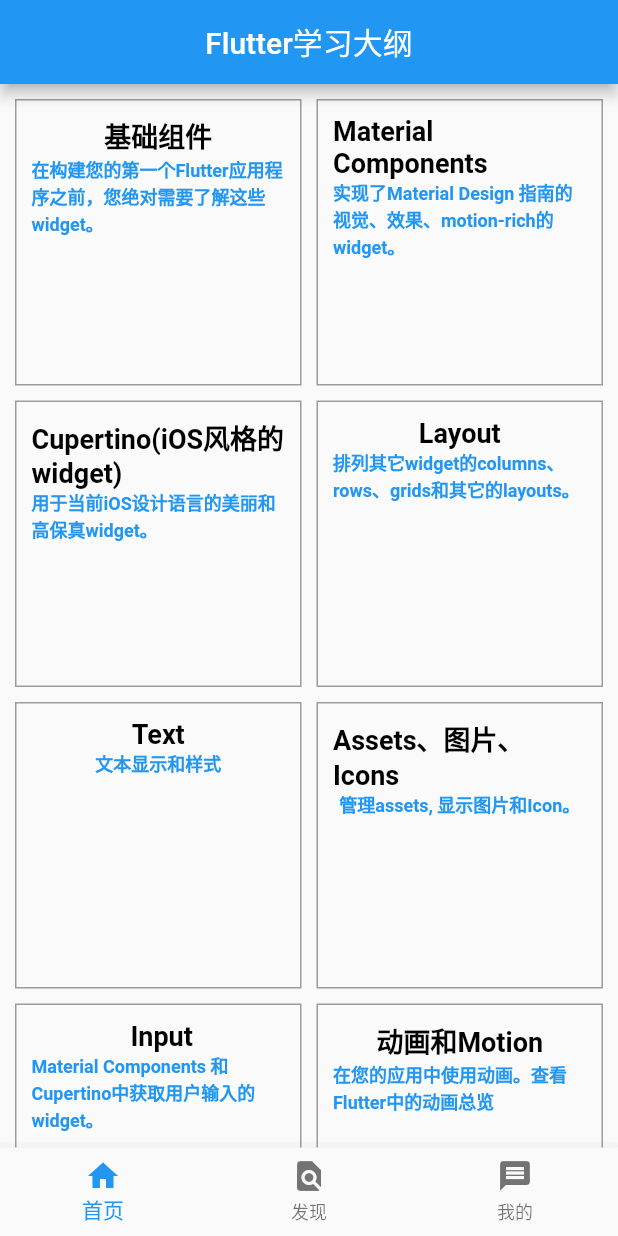
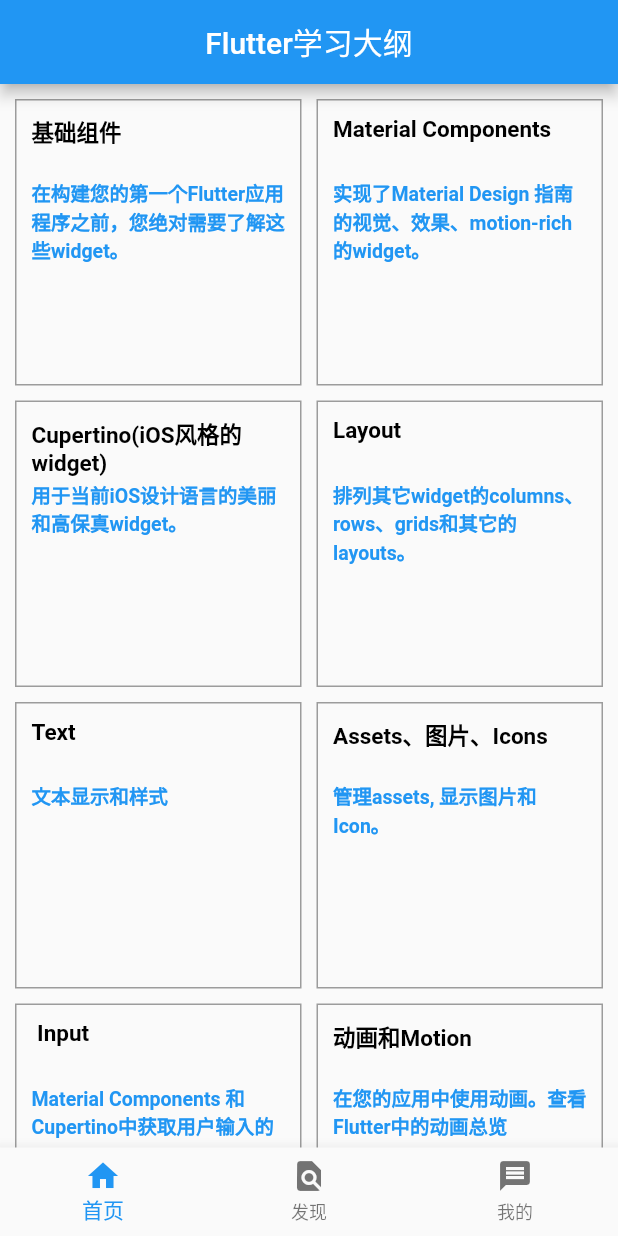
Before and after one commit to weihb/flutter-wechat, a Flutter app: the screen it shows after launch, on a phone screen of 412 x 824 dp. Run offline on Flutter 3.47's test engine with Material 2 defaults, Android fonts, the phone set to English and light mode, and no system bars.

Commit message:
item排版更新

```diff
--- a/lib/home.dart
+++ b/lib/home.dart
@@ -178,20 +178,28 @@ class ItemWidget extends StatelessWidget {
       child: new Container(
         padding: const EdgeInsets.all(10.0),
         child: new Column(
+          crossAxisAlignment: CrossAxisAlignment.start,
           children: <Widget>[
-            new Text(
+            new Expanded(
+              child: new Text(
                 '$title',
+                textAlign: TextAlign.left,
+                textDirection: TextDirection.ltr,
                 style: new TextStyle(
                     color: Colors.black,
-                  fontSize: 18.0,
+                    fontSize: 15.0,
                     fontWeight: FontWeight.bold),
               ),
-            new Text(
+            ),
+            new Expanded(
+              flex: 3,
+              child: new Text(
                 '$describe',
                 style: new TextStyle(
                     color: Colors.blue,
-                  fontSize: 12.0,
+                    fontSize: 13.0,
                     fontWeight: FontWeight.bold),
+              ),
             ),
           ],
         ),
```
Lines whose indentation alone changed are shown as unchanged.
